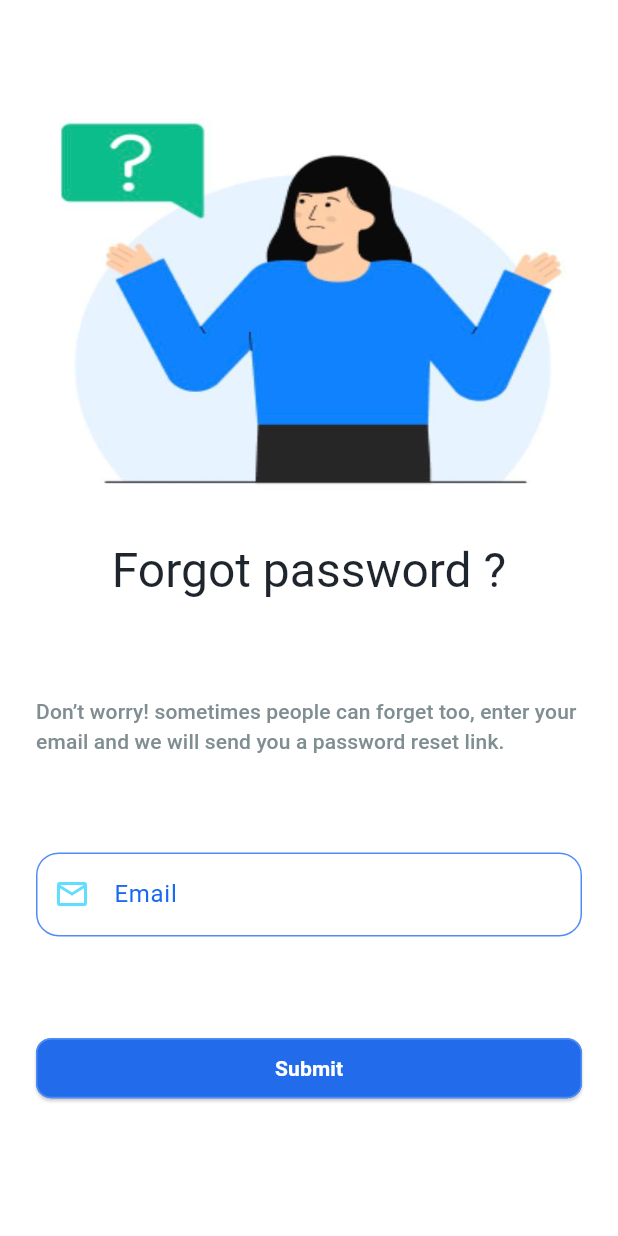
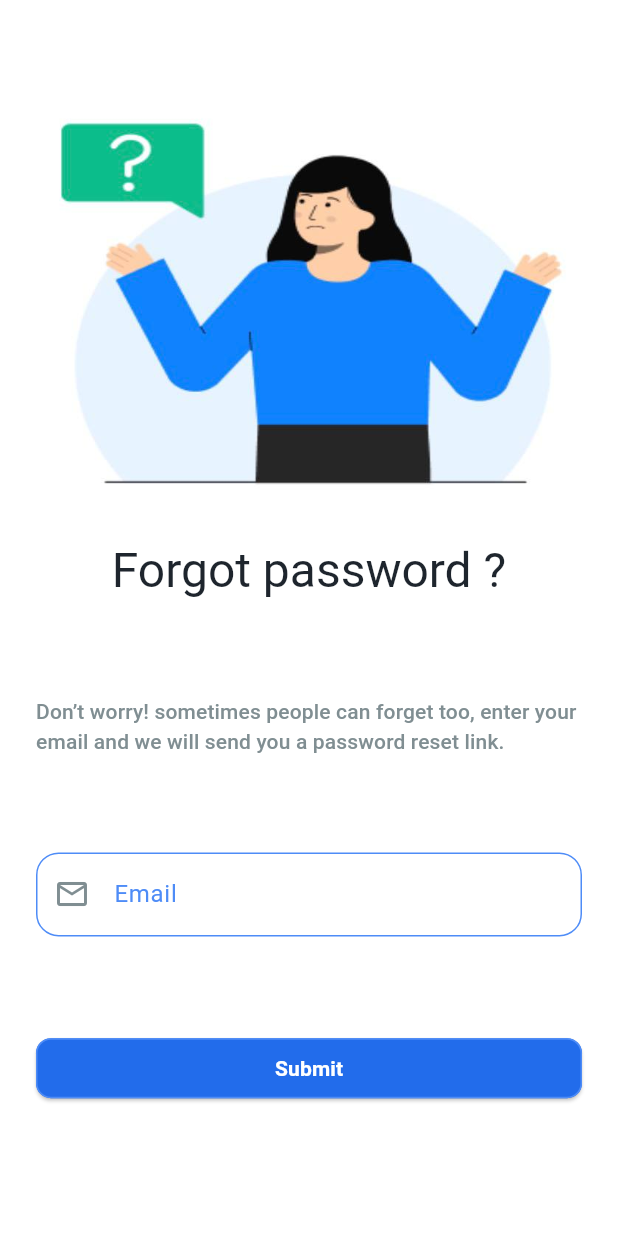
Before and after one commit to Lydia-George/dawaya, a Flutter app: the ForgotPassword screen opened directly, on a phone screen of 412 x 824 dp. Run offline on Flutter 3.47's test engine with Material 3 defaults, Android fonts, the phone set to English and light mode, and no system bars; our stand-ins replace bloc, firebase_auth, firebase_core, flutter_bloc, get; accounts and stored records are empty.

Commit message:
create reset_password.dart UI

```diff
--- a/lib/core/constants/app_strings.dart
+++ b/lib/core/constants/app_strings.dart
@@ -4,7 +4,8 @@ class DText{
   static const String skip = "Skip";
   static const String done = "Done";
   static const String submit = "Submit";
-  static const String tContinue = "Continue";
+  static const String dContinue = "Continue";
+  static const String reset = "Reset Now";
 
 
   /// --OnBoarding Texts
@@ -39,10 +40,12 @@ class DText{
   static const String confirmPassword = "Confirm Password";
   static const String confirmPasswordHint = 'Re-type your password';
   static const String newPassword = "New Password";
+  static const String newPasswordHint = "Enter New Password";
   static const String username = "Username";
   static const String phoneNo = "Phone Number";
   static const String rememberMe = "Remember Me";
   static const String forgotPassword = "Forgot Password?";
+  static const String resetPassword = "Reset Password?";
   static const String signUp = "Sign Up";
   static const String signIn = "Sign In";
   static const String createAccount = "Create Account";
--- a/lib/core/constants/image_strings.dart
+++ b/lib/core/constants/image_strings.dart
@@ -12,4 +12,5 @@ class DImageStrings {
   static const String signUpImage = 'lib/assets/images/auth/signup.jpg';
   static const String loginImage = 'lib/assets/images/auth/login.jpg';
   static const String forgetPassword = 'lib/assets/images/auth/forgetPassword.jpg';
+  static const String resetPassword = 'lib/assets/images/auth/resetPassword.jpg';
 }
--- a/lib/main.dart
+++ b/lib/main.dart
@@ -1,6 +1,7 @@
 import 'package:dawaya/data/repositories/auth_repo.dart';
 import 'package:dawaya/presentation/cubits/auth/auth_cubit.dart';
 import 'package:dawaya/presentation/screens/authentication/forgot_and_reset_password/forgot_password.dart';
+import 'package:dawaya/presentation/screens/authentication/forgot_and_reset_password/reset_password.dart';
 import 'package:dawaya/presentation/screens/onboarding/onboarding_screen.dart';
 import 'package:firebase_core/firebase_core.dart';
 import 'package:flutter/material.dart';
@@ -28,7 +29,7 @@ class MyApp extends StatelessWidget {
     return MaterialApp(
       debugShowCheckedModeBanner: false,
       // AuthGate()
-      home: ForgotPassword(),
+      home: ResetPasswordScreen(),
     );
   }
 }
--- a/lib/presentation/screens/authentication/widgets/auth_fields.dart
+++ b/lib/presentation/screens/authentication/widgets/auth_fields.dart
@@ -30,6 +30,7 @@ class AuthField extends StatelessWidget {
       keyboardType:textInputType,
       obscureText: isObscure,
       decoration: InputDecoration(
+
         focusedBorder: OutlineInputBorder(
           borderRadius: BorderRadius.circular(15),
           borderSide: BorderSide(
@@ -46,13 +47,13 @@ class AuthField extends StatelessWidget {
           ),
           hintText: hintText,
           hintStyle: TextStyle(
-            color: DColors.blueLinear2
+            color: DColors.dGrey1
           ),
           prefixIcon: icon,
-          prefixIconColor: DColors.pestLinear1,
+          prefixIconColor: DColors.dGrey1,
           labelText: labelText,
           labelStyle: TextStyle(
-            color: DColors.blueLinear2
+            color: DColors.blueLinear1
           ),
           border: OutlineInputBorder(
             borderRadius: BorderRadius.circular(15),
--- a/pubspec.yaml
+++ b/pubspec.yaml
@@ -85,6 +85,7 @@ flutter:
     - lib/assets/images/png/
     - lib/assets/images/png/facebook-icon.png
     - lib/assets/images/png/google-icon.png
+    - lib/assets/images/auth/resetPassword.jpg
   # An image asset can refer to one or more resolution-specific "variants", see
   # https://flutter.dev/to/resolution-aware-images
 
```
Also changed, not shown: lib/presentation/screens/authentication/forgot_and_reset_password/reset_password.dart (+61 -0 lines).
